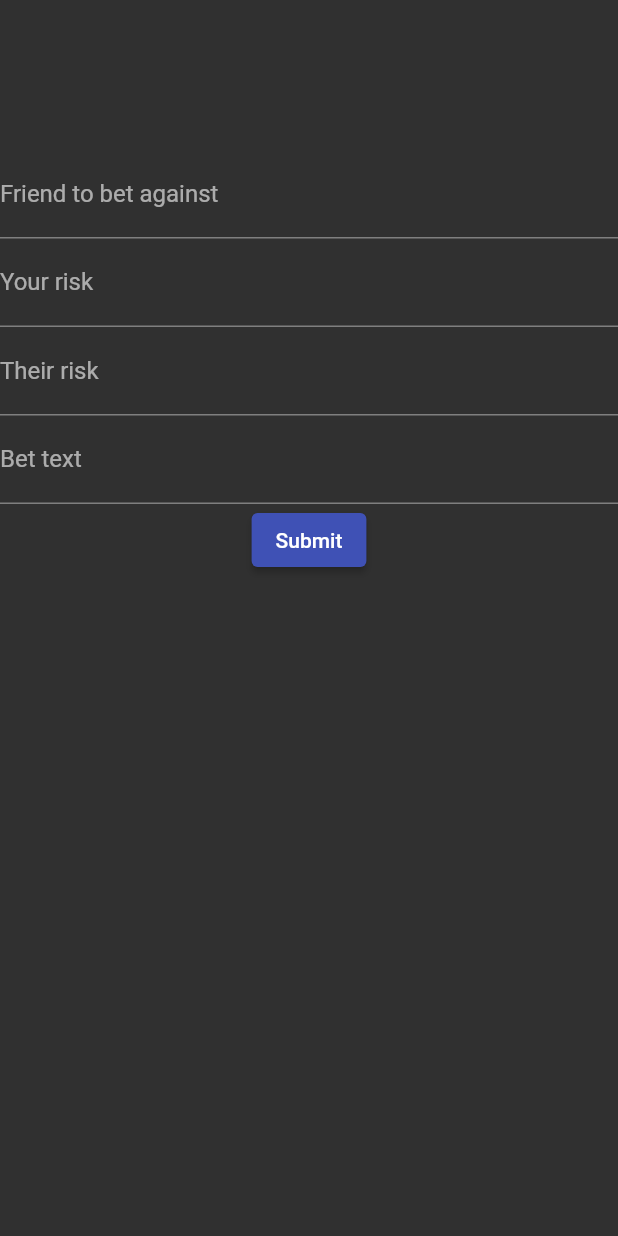
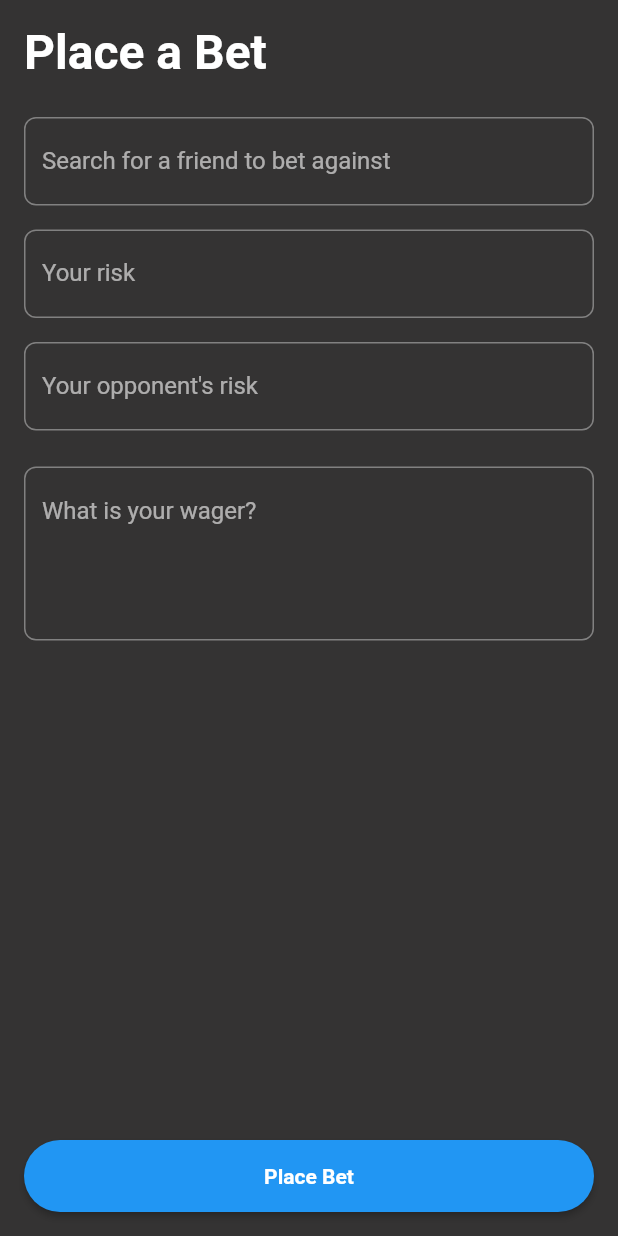
Before and after one commit to tdschmidt/Odds, a Flutter app: the BetPage screen opened directly, on a phone screen of 412 x 824 dp. Run offline on Flutter 3.47's test engine with Material 2 defaults, Android fonts, the phone set to English and light mode, and no system bars; our stand-ins replace cloud_firestore, firebase_auth, firebase_core, firebase_storage, google_sign_in, toggle_switch; accounts and stored records are empty.

Commit message:
ui updates for add bet flow and bet feed

```diff
--- a/odds3/lib/pages/bet_page.dart
+++ b/odds3/lib/pages/bet_page.dart
@@ -44,31 +44,93 @@ class _BetPageState extends State<BetPage> {
     final state = Provider.of<StateManagement>(context);
 
     return Scaffold(
-      body: Padding(
-        padding: EdgeInsets.only(top: 100.0),
+      backgroundColor: Color.fromARGB(255, 52, 51, 51),
+      body: SafeArea(
+        child: Padding(
+          padding: EdgeInsets.all(16.0),
           child: Column(
+            crossAxisAlignment: CrossAxisAlignment.start,
             children: [
-            TextField(
+              Text(
+                'Place a Bet',
+                style: TextStyle(
+                  fontSize: 32.0,
+                  fontWeight: FontWeight.bold,
+                ),
+              ),
+              SizedBox(height: 24.0),
+              TextFormField(
                 controller: _friendController,
-              decoration: InputDecoration(labelText: 'Friend to bet against'),
+                decoration: InputDecoration(
+                  labelText: 'Search for a friend to bet against',
+                  border: OutlineInputBorder(
+                    borderRadius: BorderRadius.circular(8.0),
                   ),
-            TextField(
+                ),
+              ),
+              SizedBox(height: 16.0),
+              TextFormField(
                 controller: _yourRiskController,
-              decoration: InputDecoration(labelText: 'Your risk'),
+                decoration: InputDecoration(
+                  labelText: 'Your risk',
+                  border: OutlineInputBorder(
+                    borderRadius: BorderRadius.circular(8.0),
                   ),
-            TextField(
+                ),
+              ),
+              SizedBox(height: 16.0),
+              TextFormField(
                 controller: _theirRiskController,
-              decoration: InputDecoration(labelText: 'Their risk'),
+                decoration: InputDecoration(
+                  labelText: 'Your opponent\'s risk',
+                  border: OutlineInputBorder(
+                    borderRadius: BorderRadius.circular(8.0),
                   ),
-            TextField(
+                ),
+              ),
+              SizedBox(height: 24.0),
+              Container(
+                height: 120.0,
+                child: TextFormField(
                   controller: _betTextController,
-              decoration: InputDecoration(labelText: 'Bet text'),
+                  maxLines: 4,
+                  decoration: InputDecoration(
+                    labelText: 'What is your wager?',
+                    alignLabelWithHint: true,
+                    border: OutlineInputBorder(
+                      borderRadius: BorderRadius.circular(8.0),
                     ),
-            ElevatedButton(
+                  ),
+                ),
+              ),
+              Expanded(child: Container()),
+              Container(
+                width: double.infinity,
+                child: ElevatedButton(
                   onPressed: () => click(state),
-              child: Text('Submit'),
+                  child: Text(
+                    'Place Bet',
+                    style: TextStyle(
+                      fontWeight: FontWeight.bold,
+                    ),
+                  ),
+                  style: ButtonStyle(
+                    backgroundColor: MaterialStateProperty.all<Color>(
+                      Colors.blue,
+                    ),
+                    padding: MaterialStateProperty.all<EdgeInsets>(
+                      EdgeInsets.symmetric(vertical: 16.0),
+                    ),
+                    shape: MaterialStateProperty.all<RoundedRectangleBorder>(
+                      RoundedRectangleBorder(
+                        borderRadius: BorderRadius.circular(30.0),
+                      ),
+                    ),
+                  ),
+                ),
               ),
             ],
+          ),
         ),
       ),
     );
--- a/odds3/lib/widgets/bet_feed_list.dart
+++ b/odds3/lib/widgets/bet_feed_list.dart
@@ -16,6 +16,9 @@ class _BetFeedListState extends State<BetFeedList> {
       itemCount: widget.listItems.length,
       itemBuilder: (context, index) {
         var bet = widget.listItems[index];
+        if (bet.status == 0 || bet.status == 4) {
+          return SizedBox.shrink(); // returns an empty widget
+        }
         return Card(
           color: bet.status == 1
               ? Color.fromARGB(255, 85, 84, 93)
@@ -38,7 +41,7 @@ class _BetFeedListState extends State<BetFeedList> {
                 ),
                 Expanded(
                     child: ListTile(
-                  title: bet.status == 0
+                  title: bet.status == 1
                       ? RichText(
                           text: TextSpan(
                             style: DefaultTextStyle.of(context).style,
```
Lines whose indentation alone changed are shown as unchanged.
